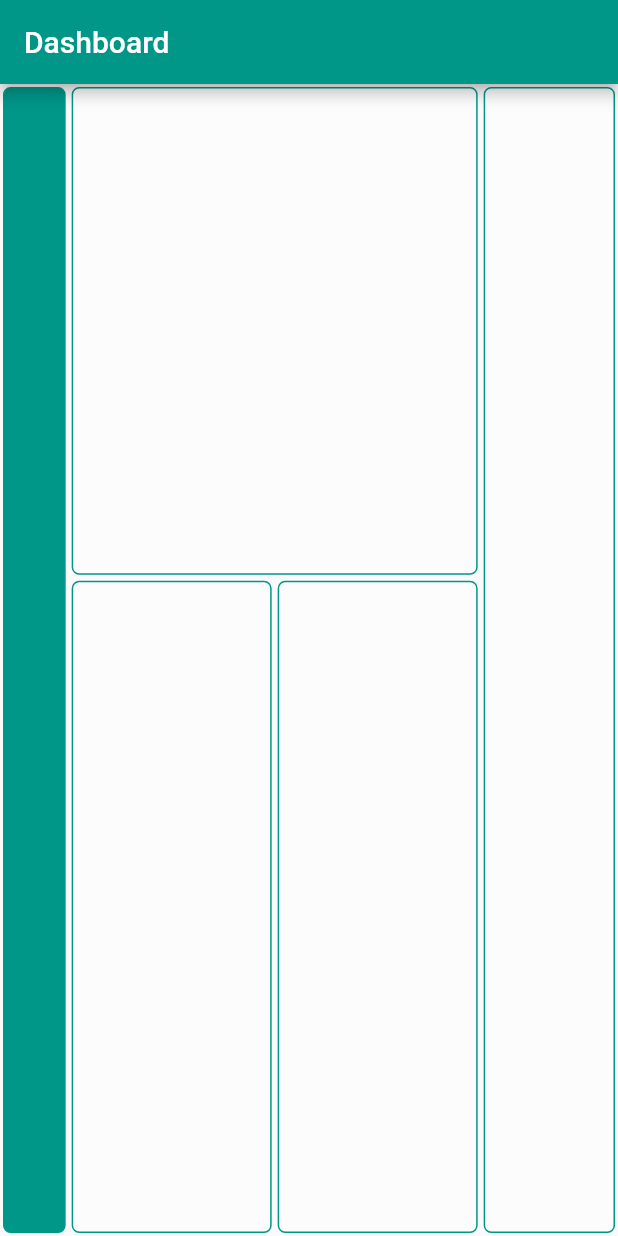
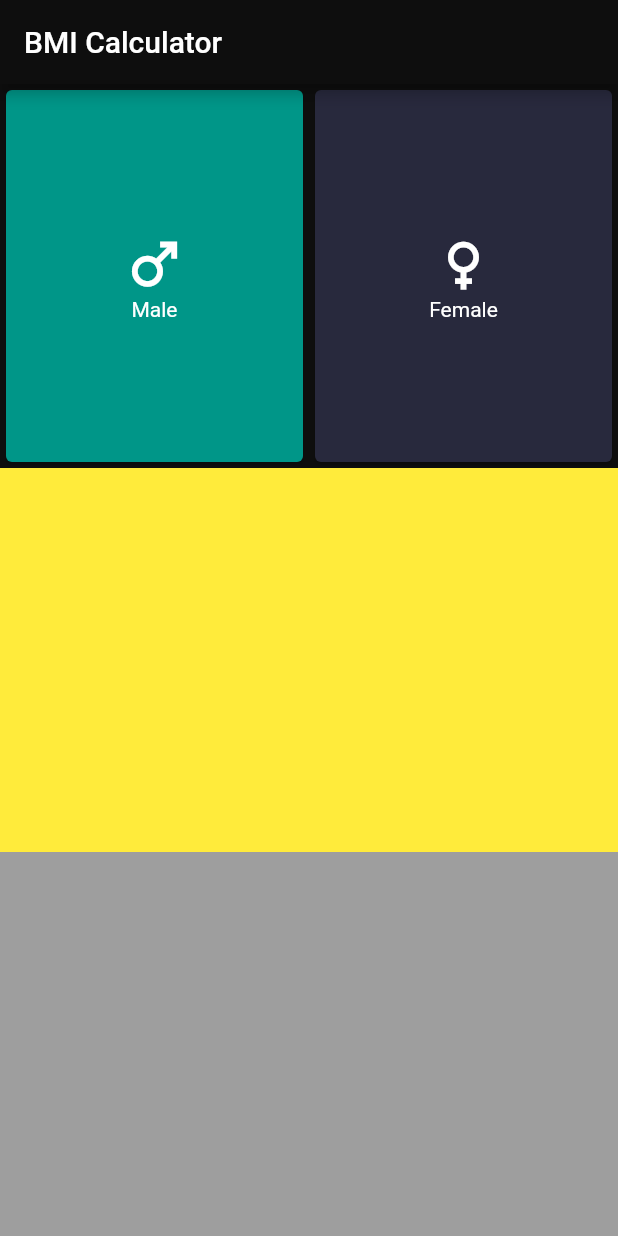
Before and after one commit to MuradRahmanSaud/practice, a Flutter app: the screen it shows after launch, on a phone screen of 412 x 824 dp. Run offline on Flutter 3.47's test engine with Material 2 defaults, Android fonts, the phone set to English and light mode, and no system bars.

Commit message:
BMI Calculator v1

```diff
--- a/lib/main.dart
+++ b/lib/main.dart
@@ -1,8 +1,9 @@
 import 'package:flutter/material.dart';
-import 'package:practice/daffodil/dashboard.dart';
-import 'package:practice/daffodil/diu_HomePage.dart';
-
-
+import 'package:practice/pages/bangladeshi_Flag.dart';
+import 'package:practice/pages/column.dart';
+import 'package:practice/pages/practice01.dart';
+import 'package:practice/pages/riyad.dart';
+import 'pages/row_Practice.dart';
 
 void main() {
   runApp(const MyApp());
@@ -17,11 +18,10 @@ class MyApp extends StatelessWidget {
     return MaterialApp(
       debugShowCheckedModeBanner: false,
       title: 'Flutter Demo',
-      theme: ThemeData(primarySwatch: Colors.teal,
-
+      theme: ThemeData(
+        primarySwatch: Colors.teal,
       ),
-      home: Dashboard(),
-
+      home: Practice01(),
     );
   }
 }
--- /dev/null
+++ b/lib/pages/practice01.dart
@@ -0,0 +1,105 @@
+import 'package:flutter/material.dart';
+
+class Practice01 extends StatefulWidget {
+  const Practice01({super.key});
+
+  @override
+  State<Practice01> createState() => _Practice01State();
+}
+
+class _Practice01State extends State<Practice01> {
+  Color bgColor=Color(0xff0E0E0E);
+  Color cardColor=Color(0xff28293D);
+  bool isName=true;
+
+
+  @override
+  Widget build(BuildContext context) {
+    return Scaffold(
+      backgroundColor: bgColor,
+        appBar: AppBar(
+          backgroundColor: bgColor,
+          title: Text(
+            "BMI Calculator",
+            style: TextStyle(color: Colors.white),
+          ),
+        ),
+        body: Column(
+          children: [
+            Expanded(
+              flex: 10,
+              child: Row(
+                children: [
+                  Expanded(
+                    flex: 10,
+                    child: InkWell(
+                      onTap: (){
+                        setState(() {
+                          isName=true;
+                        });
+                      },
+                      child: Card(
+                        color: isName==true? Colors.teal:cardColor,
+                        child: Column(
+                          mainAxisAlignment: MainAxisAlignment.center,
+                          children: [
+                            Icon(
+                              Icons.male,
+                              size: 45,
+                              color: Colors.white,
+                            ),
+                            Text(
+                              "Male",
+                              style: TextStyle(color: Colors.white),
+                            )
+                          ],
+                        ),
+                      ),
+                    ),
+                  ),
+                  Expanded(
+                    flex: 10,
+                    child: InkWell(
+                      onTap: (){
+                        setState(() {
+                          isName=false;
+                        });
+                      },
+                      child: Card(
+                        color: isName==false? Colors.teal:cardColor,
+                        child: Column(
+                          mainAxisAlignment: MainAxisAlignment.center,
+                          children: [
+                            Icon(
+                              Icons.female,
+                              size: 45,
+                              color: Colors.white,
+                            ),
+                            Text(
+                              "Female",
+                              style: TextStyle(color: Colors.white),
+                            )
+                          ],
+                        ),
+                      ),
+                    ),
+                  ),
+                ],
+              ),
+            ),
+            Expanded(
+              flex: 10,
+              child: Container(
+                color: Colors.yellow,
+              ),
+            ),
+            Expanded(
+              flex: 10,
+              child: Container(
+                color: Colors.grey,
+              ),
+            ),
+          ],
+        ));
+  }
+}
--- /dev/null
+++ b/lib/pages/riyad.dart
@@ -0,0 +1,35 @@
+import 'package:flutter/material.dart';
+
+class Riyad extends StatelessWidget {
+  const Riyad({super.key});
+
+  @override
+  Widget build(BuildContext context) {
+    return Scaffold(
+      appBar: AppBar(title: Center(child: Text("Riyad")),),
+      body: Container(
+
+        height: 300,
+        width: 600,
+        margin: EdgeInsets.all(10),
+        decoration: BoxDecoration(
+          color: Colors.green,
+          borderRadius: BorderRadius.circular(5),
+            boxShadow: [
+              BoxShadow(
+                color: Colors.grey,
+                offset: Offset(2, 4),
+                blurRadius: 4,
+                spreadRadius: 0,
+              )
+            ]
+
+        ),
+      ),
+      drawer: Drawer(
+        child: Container(height: 20,width: 500,color: Colors.teal,),
+      ),
+
+    );
+  }
+}
```
